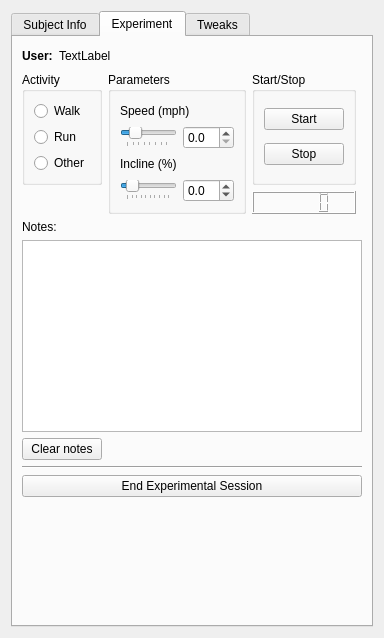
Qt form ui/w_usertesting.ui (johnbatzer18/biomech_flexsea-plan) before a commit.
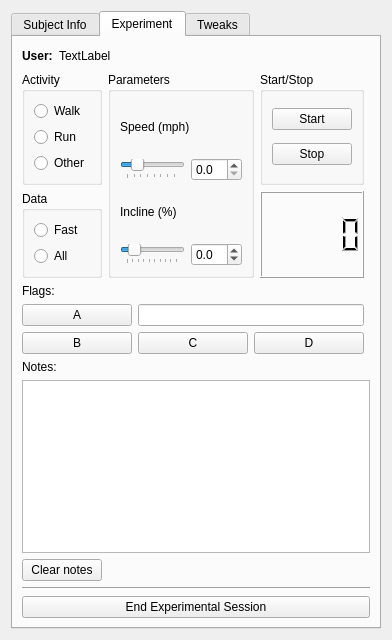
The same form after that commit.

Commit message: User testing: fixed bugs, added features requested by Luke and me.

What changed in the file:
```diff
--- a/ui/w_usertesting.ui
+++ b/ui/w_usertesting.ui
@@ -6,8 +6,8 @@
    <rect>
     <x>0</x>
     <y>0</y>
-    <width>361</width>
-    <height>582</height>
+    <width>392</width>
+    <height>640</height>
    </rect>
   </property>
   <property name="windowTitle">
@@ -404,7 +404,7 @@
          </item>
         </layout>
        </item>
-       <item row="3" column="0">
+       <item row="5" column="0">
         <widget class="QLabel" name="label_13">
          <property name="text">
           <string>Notes:</string>
@@ -424,17 +424,24 @@
          </property>
         </spacer>
        </item>
-       <item row="4" column="0" colspan="4">
+       <item row="6" column="0" colspan="4">
         <widget class="QPlainTextEdit" name="plainTextEdit"/>
        </item>
-       <item row="7" column="0" colspan="4">
+       <item row="9" column="0" colspan="4">
         <widget class="QPushButton" name="pushButtonEndSession">
          <property name="text">
           <string>End Experimental Session</string>
          </property>
         </widget>
        </item>
-       <item row="8" column="0">
+       <item row="8" column="0" colspan="4">
+        <widget class="Line" name="line_2">
+         <property name="orientation">
+          <enum>Qt::Horizontal</enum>
+         </property>
+        </widget>
+       </item>
+       <item row="10" column="0">
         <spacer name="verticalSpacer_2">
          <property name="orientation">
           <enum>Qt::Vertical</enum>
@@ -447,7 +454,7 @@
          </property>
         </spacer>
        </item>
-       <item row="5" column="0">
+       <item row="7" column="0">
         <widget class="QPushButton" name="pushButtonClearNotes">
          <property name="text">
           <string>Clear notes</string>
@@ -457,6 +464,13 @@
        <item row="2" column="2">
         <widget class="QLCDNumber" name="lcdNumberSeconds"/>
        </item>
+       <item row="3" column="0">
+        <widget class="QLabel" name="label_15">
+         <property name="text">
+          <string>Flags:</string>
+         </property>
+        </widget>
+       </item>
        <item row="1" column="2">
         <widget class="QGroupBox" name="groupBox_5">
          <property name="title">
@@ -609,11 +623,62 @@
          </layout>
         </widget>
        </item>
-       <item row="6" column="0" colspan="4">
-        <widget class="Line" name="line_2">
-         <property name="orientation">
-          <enum>Qt::Horizontal</enum>
+       <item row="4" column="0" colspan="3">
+        <layout class="QGridLayout" name="gridLayout_10">
+         <item row="0" column="0">
+          <widget class="QPushButton" name="pushButtonFlagA">
+           <property name="text">
+            <string>A</string>
+           </property>
+          </widget>
+         </item>
+         <item row="1" column="1">
+          <widget class="QPushButton" name="pushButtonFlagC">
+           <property name="text">
+            <string>C</string>
+           </property>
+          </widget>
+         </item>
+         <item row="1" column="0">
+          <widget class="QPushButton" name="pushButtonFlagB">
+           <property name="text">
+            <string>B</string>
+           </property>
+          </widget>
+         </item>
+         <item row="1" column="2">
+          <widget class="QPushButton" name="pushButtonFlagD">
+           <property name="text">
+            <string>D</string>
+           </property>
+          </widget>
+         </item>
+         <item row="0" column="1" colspan="2">
+          <widget class="QLineEdit" name="lineEditFlagA"/>
+         </item>
+        </layout>
+       </item>
+       <item row="2" column="0">
+        <widget class="QGroupBox" name="groupBox_8">
+         <property name="title">
+          <string>Data</string>
          </property>
+         <layout class="QVBoxLayout" name="verticalLayout_4">
+          <item>
+           <widget class="QRadioButton" name="radioButtonDataF">
+            <property name="text">
+             <string>Fast</string>
+            </property>
+           </widget>
+          </item>
+          <item>
+           <widget class="QRadioButton" name="radioButtonDataA">
+            <property name="text">
+             <string>All</string>
+            </property>
+           </widget>
+          </item>
+         </layout>
         </widget>
        </item>
       </layout>
```
Left out of the diff: 2 changed lines with no effect on the pictures. The commit also changes 2 other files.
